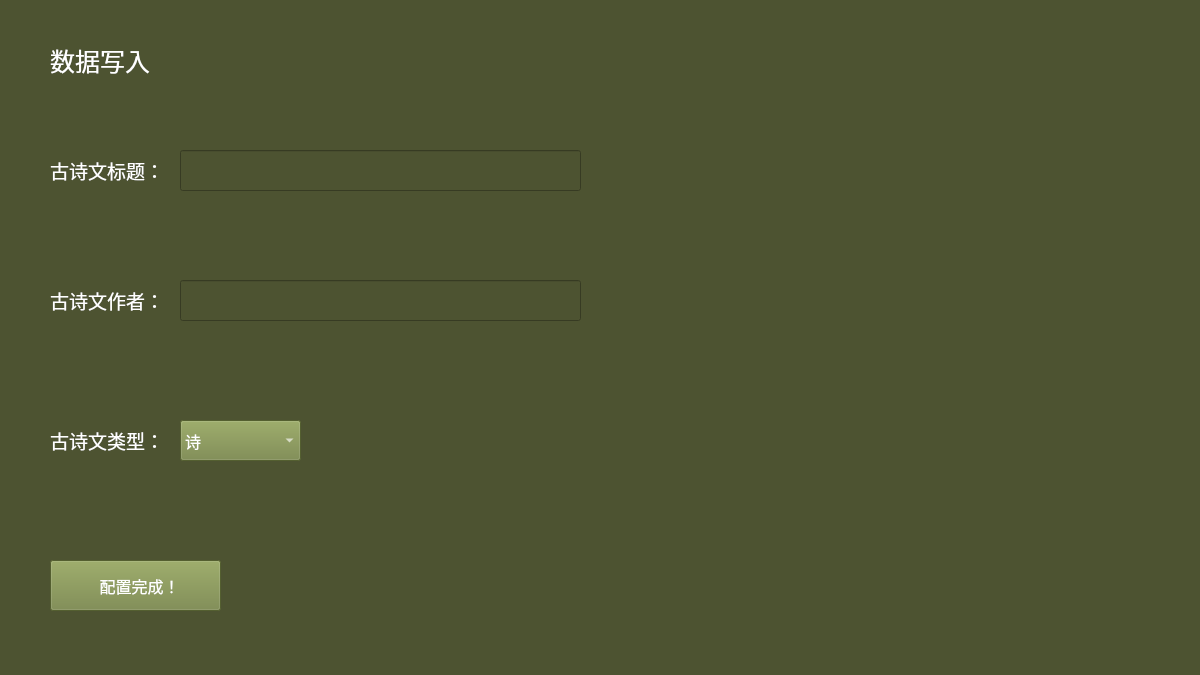
Qt form DataInputConfigInfo.ui (liyuxuan2003/EgretPoetry) before a commit.
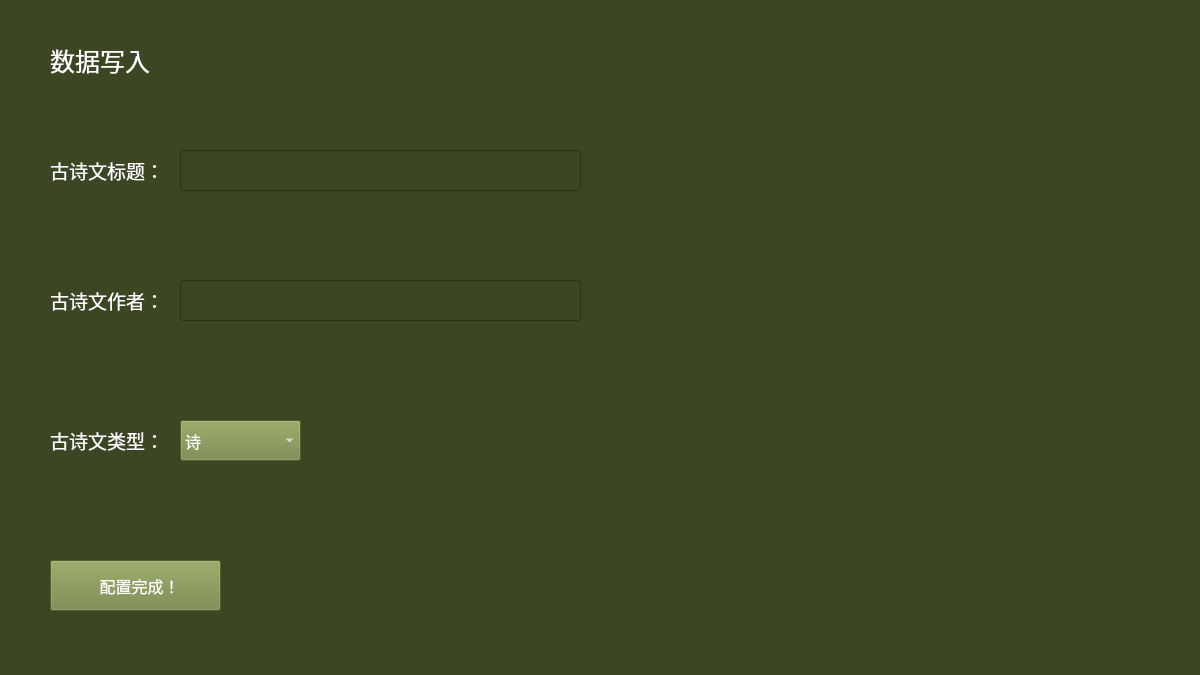
The same form after that commit.

What changed in the file:
```diff
--- a/DataInputConfigInfo.ui
+++ b/DataInputConfigInfo.ui
@@ -14,7 +14,7 @@
    <string>Frame</string>
   </property>
   <property name="styleSheet">
-   <string notr="true">background-color: rgb(77, 83, 49);</string>
+   <string notr="true">background-color: rgb(60, 70, 35);</string>
   </property>
   <widget class="QLabel" name="labelArticleTitle">
    <property name="geometry">
```
Left out of the diff: 15 changed lines with no effect on the pictures.
